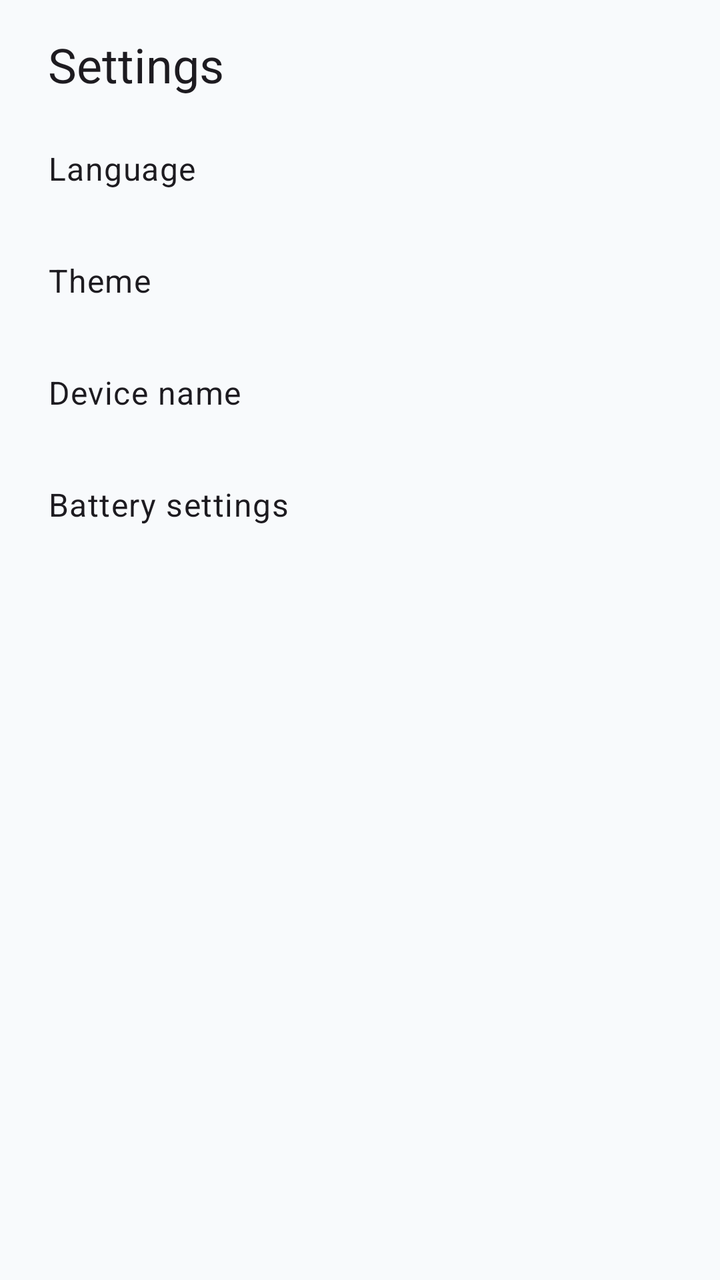
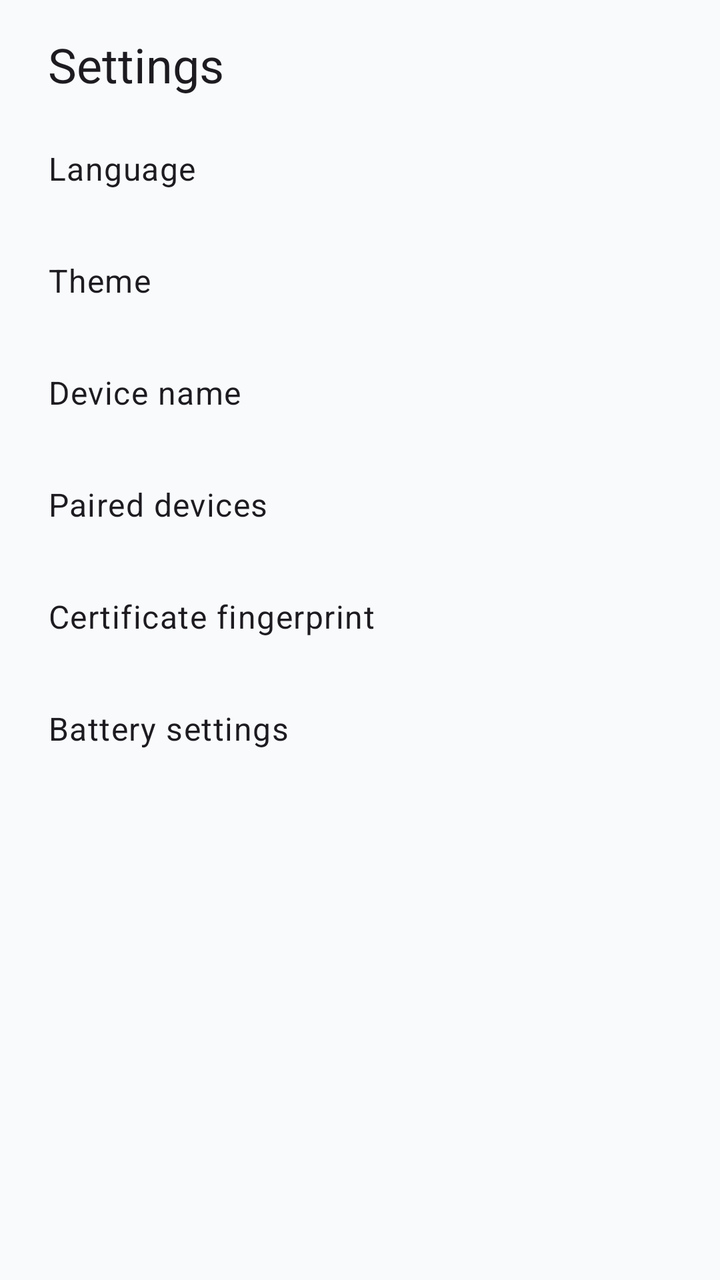

The first picture is an Android layout as it rendered before a commit; the second is the same layout after the commit. The layout source and the unified diff follow.
<!-- AndroidManifest.xml: application theme AppTheme -->
<!-- res/layout/sheet_settings.xml -->
<?xml version="1.0" encoding="utf-8"?>
<LinearLayout xmlns:android="http://schemas.android.com/apk/res/android"
    android:layout_width="match_parent"
    android:layout_height="wrap_content"
    android:orientation="vertical"
    android:paddingBottom="16dp">

    <TextView
        android:layout_width="match_parent"
        android:layout_height="wrap_content"
        android:paddingStart="24dp"
        android:paddingTop="16dp"
        android:paddingEnd="24dp"
        android:paddingBottom="8dp"
        android:text="@string/settings"
        android:textAppearance="?attr/textAppearanceHeadlineSmall" />

    <LinearLayout
        android:id="@+id/rowLanguage"
        android:layout_width="match_parent"
        android:layout_height="wrap_content"
        android:background="?attr/selectableItemBackground"
        android:clickable="true"
        android:focusable="true"
        android:gravity="center_vertical"
        android:minHeight="56dp"
        android:orientation="horizontal"
        android:paddingStart="24dp"
        android:paddingEnd="24dp">

        <TextView
            android:layout_width="0dp"
            android:layout_height="wrap_content"
            android:layout_weight="1"
            android:text="@string/settings_language"
            android:textAppearance="?attr/textAppearanceBodyLarge" />

        <TextView
            android:id="@+id/languageValueView"
            android:layout_width="wrap_content"
            android:layout_height="wrap_content"
            android:textAppearance="?attr/textAppearanceBodyMedium"
            android:textColor="?attr/colorOnSurfaceVariant" />
    </LinearLayout>

    <LinearLayout
        android:id="@+id/rowTheme"
        android:layout_width="match_parent"
        android:layout_height="wrap_content"
        android:background="?attr/selectableItemBackground"
        android:clickable="true"
        android:focusable="true"
        android:gravity="center_vertical"
        android:minHeight="56dp"
        android:orientation="horizontal"
        android:paddingStart="24dp"
        android:paddingEnd="24dp">

        <TextView
            android:layout_width="0dp"
            android:layout_height="wrap_content"
            android:layout_weight="1"
            android:text="@string/settings_theme"
            android:textAppearance="?attr/textAppearanceBodyLarge" />

        <TextView
            android:id="@+id/themeValueView"
            android:layout_width="wrap_content"
            android:layout_height="wrap_content"
            android:textAppearance="?attr/textAppearanceBodyMedium"
            android:textColor="?attr/colorOnSurfaceVariant" />
    </LinearLayout>

    <LinearLayout
        android:id="@+id/rowDeviceName"
        android:layout_width="match_parent"
        android:layout_height="wrap_content"
        android:background="?attr/selectableItemBackground"
        android:clickable="true"
        android:focusable="true"
        android:gravity="center_vertical"
        android:minHeight="56dp"
        android:orientation="horizontal"
        android:paddingStart="24dp"
        android:paddingEnd="24dp">

        <TextView
            android:layout_width="0dp"
            android:layout_height="wrap_content"
            android:layout_weight="1"
            android:text="@string/settings_device_name"
            android:textAppearance="?attr/textAppearanceBodyLarge" />

        <TextView
            android:id="@+id/deviceNameValueView"
            android:layout_width="wrap_content"
            android:layout_height="wrap_content"
            android:textAppearance="?attr/textAppearanceBodyMedium"
            android:textColor="?attr/colorOnSurfaceVariant" />
    </LinearLayout>

    <LinearLayout
        android:id="@+id/rowBattery"
        android:layout_width="match_parent"
        android:layout_height="wrap_content"
        android:background="?attr/selectableItemBackground"
        android:clickable="true"
        android:focusable="true"
        android:gravity="center_vertical"
        android:minHeight="56dp"
        android:orientation="horizontal"
        android:paddingStart="24dp"
        android:paddingEnd="24dp">

        <TextView
            android:layout_width="0dp"
            android:layout_height="wrap_content"
            android:layout_weight="1"
            android:text="@string/battery_settings"
            android:textAppearance="?attr/textAppearanceBodyLarge" />
    </LinearLayout>
</LinearLayout>
<!-- resources referenced by this layout -->
<resources>
  <string name="battery_settings">Battery settings</string>
  <string name="settings">Settings</string>
  <string name="settings_device_name">Device name</string>
  <string name="settings_language">Language</string>
  <string name="settings_theme">Theme</string>
  <color name="colorSystemBar">#0B1220</color>
  <color name="colorPrimary">#0F766E</color>
  <color name="colorOnPrimary">#FFFFFF</color>
  <color name="colorPrimaryContainer">#CCFBF1</color>
  <color name="colorOnPrimaryContainer">#134E4A</color>
  <color name="colorPrimaryInverse">#5EEAD4</color>
  <color name="colorSecondary">#0E7490</color>
  <color name="colorOnSecondary">#FFFFFF</color>
  <color name="colorSecondaryContainer">#CFFAFE</color>
  <color name="colorOnSecondaryContainer">#164E63</color>
  <color name="colorSurface">#F8FAFC</color>
  <color name="colorOnSurface">#0F172A</color>
  <color name="colorSurfaceVariant">#E2E8F0</color>
  <color name="colorOnSurfaceVariant">#475569</color>
  <color name="colorSurfaceInverse">#1E293B</color>
  <color name="colorOnSurfaceInverse">#F1F5F9</color>
  <color name="colorSurfaceDim">#DCE4EE</color>
  <color name="colorSurfaceBright">#FFFFFF</color>
  <color name="colorSurfaceContainerLowest">#FFFFFF</color>
  <color name="colorSurfaceContainerLow">#F8FAFC</color>
  <color name="colorSurfaceContainer">#F1F5F9</color>
  <color name="colorSurfaceContainerHigh">#E8EEF6</color>
  <color name="colorSurfaceContainerHighest">#D1DDEB</color>
  <color name="colorOutline">#64748B</color>
  <color name="colorOutlineVariant">#CBD5E1</color>
  <color name="colorError">#B3261E</color>
  <color name="colorOnError">#FFFFFF</color>
  <color name="colorErrorContainer">#F9DEDC</color>
  <color name="colorOnErrorContainer">#410E0B</color>
  <!-- unchanged entries left out for length: 1 -->
</resources>

<!-- the commit's change to res/layout/sheet_settings.xml (unified diff, before → after) -->
@@ -100,6 +100,62 @@
     </LinearLayout>
 
     <LinearLayout
+        android:id="@+id/rowPairedDevices"
+        android:layout_width="match_parent"
+        android:layout_height="wrap_content"
+        android:background="?attr/selectableItemBackground"
+        android:clickable="true"
+        android:focusable="true"
+        android:gravity="center_vertical"
+        android:minHeight="56dp"
+        android:orientation="horizontal"
+        android:paddingStart="24dp"
+        android:paddingEnd="24dp">
+
+        <TextView
+            android:layout_width="0dp"
+            android:layout_height="wrap_content"
+            android:layout_weight="1"
+            android:text="@string/settings_paired_devices"
+            android:textAppearance="?attr/textAppearanceBodyLarge" />
+
+        <TextView
+            android:id="@+id/pairedDevicesValueView"
+            android:layout_width="wrap_content"
+            android:layout_height="wrap_content"
+            android:textAppearance="?attr/textAppearanceBodyMedium"
+            android:textColor="?attr/colorOnSurfaceVariant" />
+    </LinearLayout>
+
+    <LinearLayout
+        android:id="@+id/rowCertFingerprint"
+        android:layout_width="match_parent"
+        android:layout_height="wrap_content"
+        android:background="?attr/selectableItemBackground"
+        android:clickable="true"
+        android:focusable="true"
+        android:gravity="center_vertical"
+        android:minHeight="56dp"
+        android:orientation="horizontal"
+        android:paddingStart="24dp"
+        android:paddingEnd="24dp">
+
+        <TextView
+            android:layout_width="0dp"
+            android:layout_height="wrap_content"
+            android:layout_weight="1"
+            android:text="@string/settings_cert_fingerprint"
+            android:textAppearance="?attr/textAppearanceBodyLarge" />
+
+        <TextView
+            android:id="@+id/certFingerprintValueView"
+            android:layout_width="wrap_content"
+            android:layout_height="wrap_content"
+            android:textAppearance="?attr/textAppearanceBodyMedium"
+            android:textColor="?attr/colorOnSurfaceVariant" />
+    </LinearLayout>
+
+    <LinearLayout
         android:id="@+id/rowBattery"
         android:layout_width="match_parent"
         android:layout_height="wrap_content"
<!-- resource entries referenced after the edit -->
@@ -2,8 +2,10 @@
 <resources>
   <string name="battery_settings">Battery settings</string>
   <string name="settings">Settings</string>
+  <string name="settings_cert_fingerprint">Certificate fingerprint</string>
   <string name="settings_device_name">Device name</string>
   <string name="settings_language">Language</string>
+  <string name="settings_paired_devices">Paired devices</string>
   <string name="settings_theme">Theme</string>
   <color name="colorSystemBar">#0B1220</color>
   <color name="colorPrimary">#0F766E</color>
